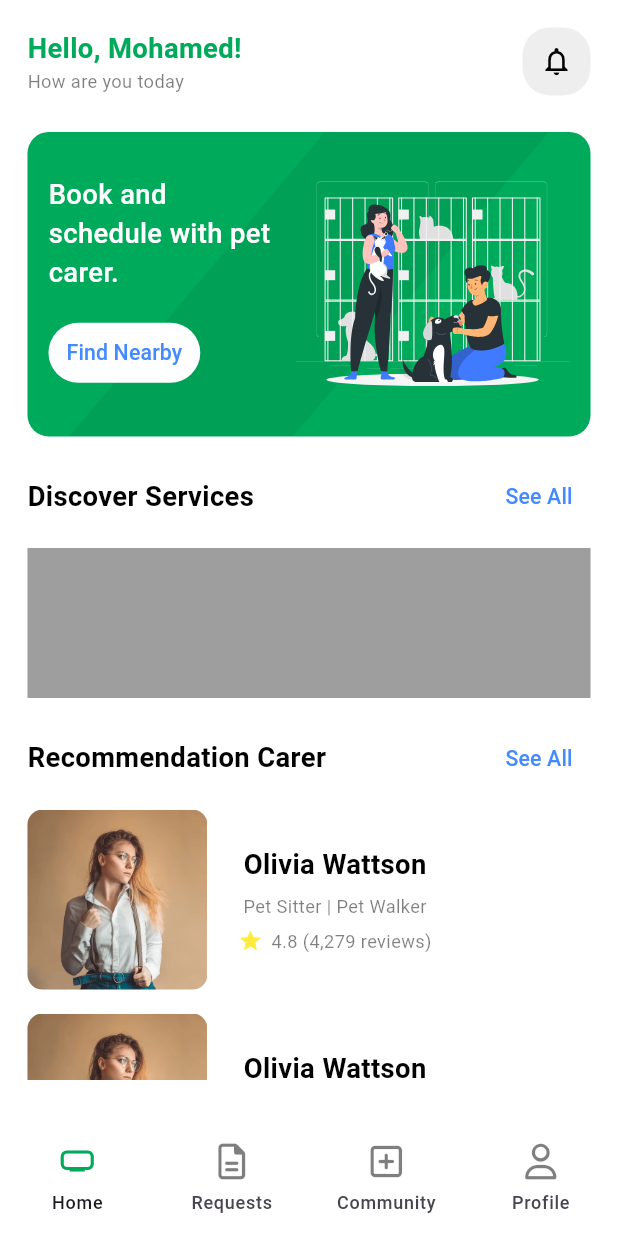
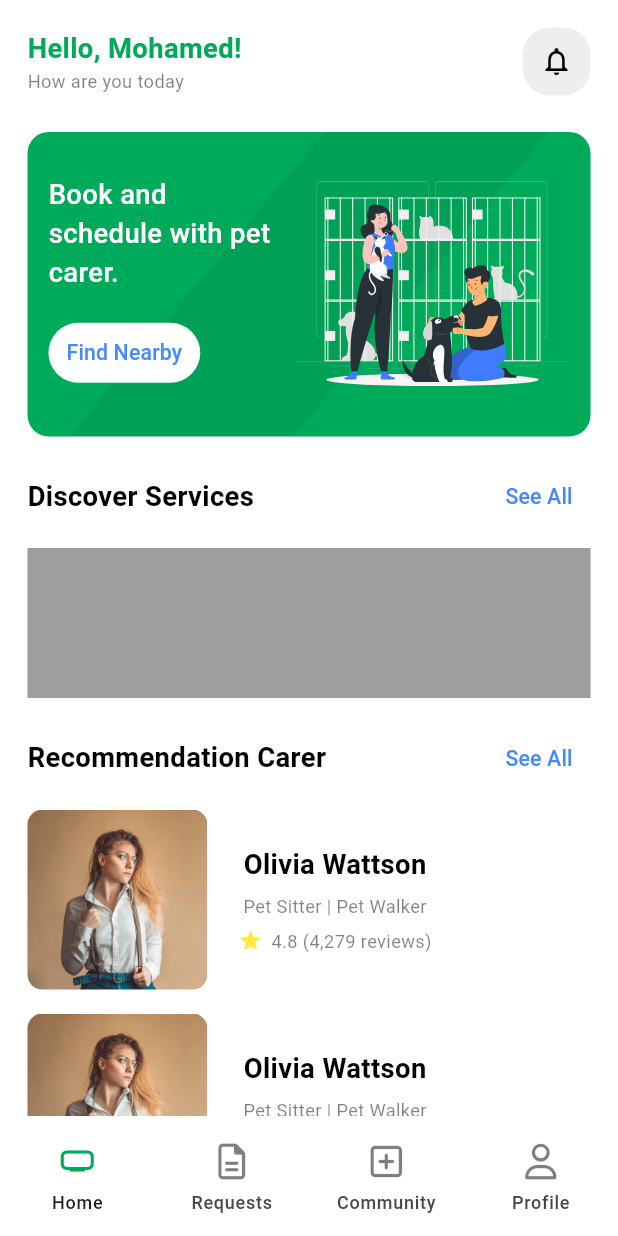
Before and after one commit to Loaiosama/PetYard, a Flutter app: the HomeScreen screen opened by its route, on a phone screen of 412 x 824 dp. Run offline on Flutter 3.47's test engine with Material 3 defaults, Android fonts, the phone set to English and light mode, and no system bars; our stand-ins replace animated_splash_screen, dio, flutter_screenutil, flutter_secure_storage, flutter_svg, font_awesome_flutter and 2 more; accounts and stored records are empty.

Commit message:
Home screen done except services part

```diff
--- a/petowner_frontend/lib/features/home/presentation/view/widgets/home_screen_body.dart
+++ b/petowner_frontend/lib/features/home/presentation/view/widgets/home_screen_body.dart
@@ -19,6 +19,10 @@ class HomeScreenBody extends StatelessWidget {
     return SafeArea(
       child: Padding(
         padding: EdgeInsets.only(left: 16.w, right: 16.w, top: 16.w),
+        child: CustomScrollView(
+          physics: const BouncingScrollPhysics(),
+          slivers: [
+            SliverToBoxAdapter(
               child: Column(
                 crossAxisAlignment: CrossAxisAlignment.start,
                 children: [
@@ -28,7 +32,14 @@ class HomeScreenBody extends StatelessWidget {
                   heightSizedBox(16),
                   const MainServiceWidget(),
                   heightSizedBox(16),
-            const RecommendedCarer(),
+                  SeeAllRow(title: 'Recommendation Carer', onPressed: () {}),
+                  heightSizedBox(10),
+                ],
+              ),
+            ),
+            const SliverFillRemaining(
+              child: RecommendedCarerListView(),
+            ),
           ],
         ),
       ),
@@ -36,23 +47,16 @@ class HomeScreenBody extends StatelessWidget {
   }
 }
 
-class RecommendedCarer extends StatelessWidget {
-  const RecommendedCarer({super.key});
+class RecommendedCarerListView extends StatelessWidget {
+  const RecommendedCarerListView({super.key});
 
   @override
   Widget build(BuildContext context) {
-    return Column(
-      children: [
-        SeeAllRow(title: 'Recommendation Carer', onPressed: () {}),
-        heightSizedBox(10),
-        SizedBox(
-          height: 180,
-          child: ListView.builder(
+    return ListView.builder(
+      shrinkWrap: true,
+      physics: const NeverScrollableScrollPhysics(),
       itemBuilder: (context, index) => const PetCarerCardWidget(),
-            itemCount: 4,
-          ),
-        )
-      ],
+      itemCount: 10,
     );
   }
 }
```
Lines whose indentation alone changed are shown as unchanged.
